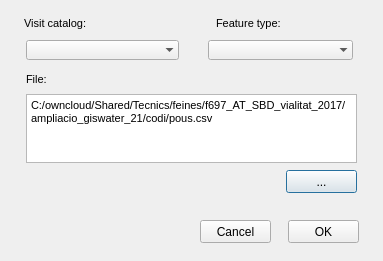
Before: the Qt Designer form ui/ud_om_add_visit_file.ui in Giswater/giswater_qgis_plugin, drawn with Qt 5.
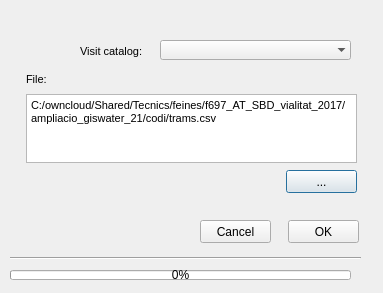
After: the same form once the commit is applied.

Patch:
```diff
--- a/ui/ud_om_add_visit_file.ui
+++ b/ui/ud_om_add_visit_file.ui
@@ -7,7 +7,7 @@
     <x>0</x>
     <y>0</y>
     <width>383</width>
-    <height>261</height>
+    <height>293</height>
    </rect>
   </property>
   <property name="windowTitle">
@@ -16,9 +16,9 @@
   <widget class="QLabel" name="label_units">
    <property name="geometry">
     <rect>
-     <x>24</x>
-     <y>12</y>
-     <width>97</width>
+     <x>80</x>
+     <y>40</y>
+     <width>71</width>
      <height>22</height>
     </rect>
    </property>
@@ -53,9 +53,9 @@
   <widget class="QComboBox" name="visit_cat">
    <property name="geometry">
     <rect>
-     <x>26</x>
+     <x>160</x>
      <y>40</y>
-     <width>153</width>
+     <width>191</width>
      <height>20</height>
     </rect>
    </property>
@@ -69,43 +69,6 @@
     <bool>false</bool>
    </property>
   </widget>
-  <widget class="QLabel" name="label_checkfreq">
-   <property name="geometry">
-    <rect>
-     <x>216</x>
-     <y>12</y>
-     <width>101</width>
-     <height>22</height>
-    </rect>
-   </property>
-   <property name="font">
-    <font>
-     <pointsize>8</pointsize>
-     <italic>false</italic>
-    </font>
-   </property>
-   <property name="frameShape">
-    <enum>QFrame::NoFrame</enum>
-   </property>
-   <property name="frameShadow">
-    <enum>QFrame::Plain</enum>
-   </property>
-   <property name="text">
-    <string>Feature type:</string>
-   </property>
-   <property name="textFormat">
-    <enum>Qt::AutoText</enum>
-   </property>
-   <property name="scaledContents">
-    <bool>false</bool>
-   </property>
-   <property name="alignment">
-    <set>Qt::AlignLeading|Qt::AlignLeft|Qt::AlignVCenter</set>
-   </property>
-   <property name="margin">
-    <number>3</number>
-   </property>
-  </widget>
   <widget class="QTextEdit" name="txt_file_inp">
    <property name="geometry">
     <rect>
@@ -120,7 +83,7 @@
 &lt;html&gt;&lt;head&gt;&lt;meta name=&quot;qrichtext&quot; content=&quot;1&quot; /&gt;&lt;style type=&quot;text/css&quot;&gt;
 p, li { white-space: pre-wrap; }
 &lt;/style&gt;&lt;/head&gt;&lt;body style=&quot; font-family:'MS Shell Dlg 2'; font-size:8.25pt; font-weight:400; font-style:normal;&quot;&gt;
-&lt;p style=&quot; margin-top:0px; margin-bottom:0px; margin-left:0px; margin-right:0px; -qt-block-indent:0; text-indent:0px;&quot;&gt;&lt;span style=&quot; font-size:8pt;&quot;&gt;C:/owncloud/Shared/Tecnics/feines/f697_AT_SBD_vialitat_2017/ampliacio_giswater_21/codi/pous.csv&lt;/span&gt;&lt;/p&gt;&lt;/body&gt;&lt;/html&gt;</string>
+&lt;p style=&quot; margin-top:0px; margin-bottom:0px; margin-left:0px; margin-right:0px; -qt-block-indent:0; text-indent:0px;&quot;&gt;&lt;span style=&quot; font-size:8pt;&quot;&gt;C:/owncloud/Shared/Tecnics/feines/f697_AT_SBD_vialitat_2017/ampliacio_giswater_21/codi/trams.csv&lt;/span&gt;&lt;/p&gt;&lt;/body&gt;&lt;/html&gt;</string>
    </property>
   </widget>
   <widget class="QPushButton" name="btn_file_inp">
@@ -173,25 +136,6 @@
     <number>3</number>
    </property>
   </widget>
-  <widget class="QComboBox" name="feature_type">
-   <property name="geometry">
-    <rect>
-     <x>208</x>
-     <y>40</y>
-     <width>145</width>
-     <height>20</height>
-    </rect>
-   </property>
-   <property name="autoFillBackground">
-    <bool>true</bool>
-   </property>
-   <property name="maxVisibleItems">
-    <number>8</number>
-   </property>
-   <property name="frame">
-    <bool>false</bool>
-   </property>
-  </widget>
   <widget class="QPushButton" name="btn_accept">
    <property name="geometry">
     <rect>
@@ -218,6 +162,35 @@
     <string>Cancel</string>
    </property>
   </widget>
+  <widget class="QProgressBar" name="progressBar">
+   <property name="geometry">
+    <rect>
+     <x>10</x>
+     <y>270</y>
+     <width>341</width>
+     <height>10</height>
+    </rect>
+   </property>
+   <property name="styleSheet">
+    <string notr="true"/>
+   </property>
+   <property name="value">
+    <number>0</number>
+   </property>
+  </widget>
+  <widget class="Line" name="line">
+   <property name="geometry">
+    <rect>
+     <x>10</x>
+     <y>250</y>
+     <width>351</width>
+     <height>16</height>
+    </rect>
+   </property>
+   <property name="orientation">
+    <enum>Qt::Horizontal</enum>
+   </property>
+  </widget>
  </widget>
  <tabstops>
   <tabstop>visit_cat</tabstop>
```
